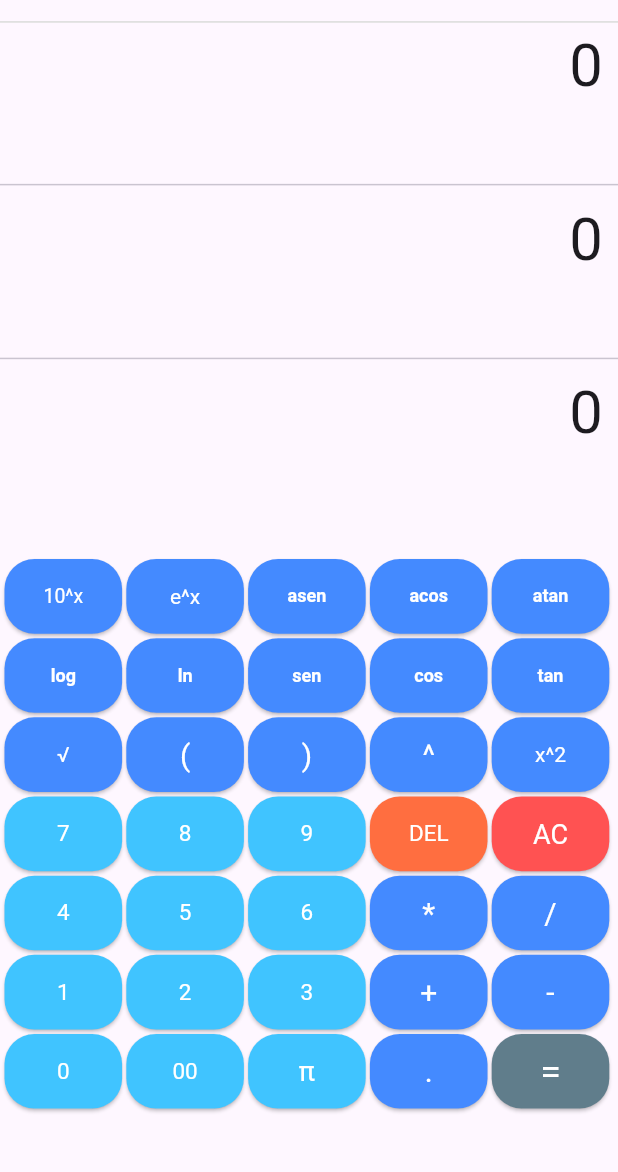
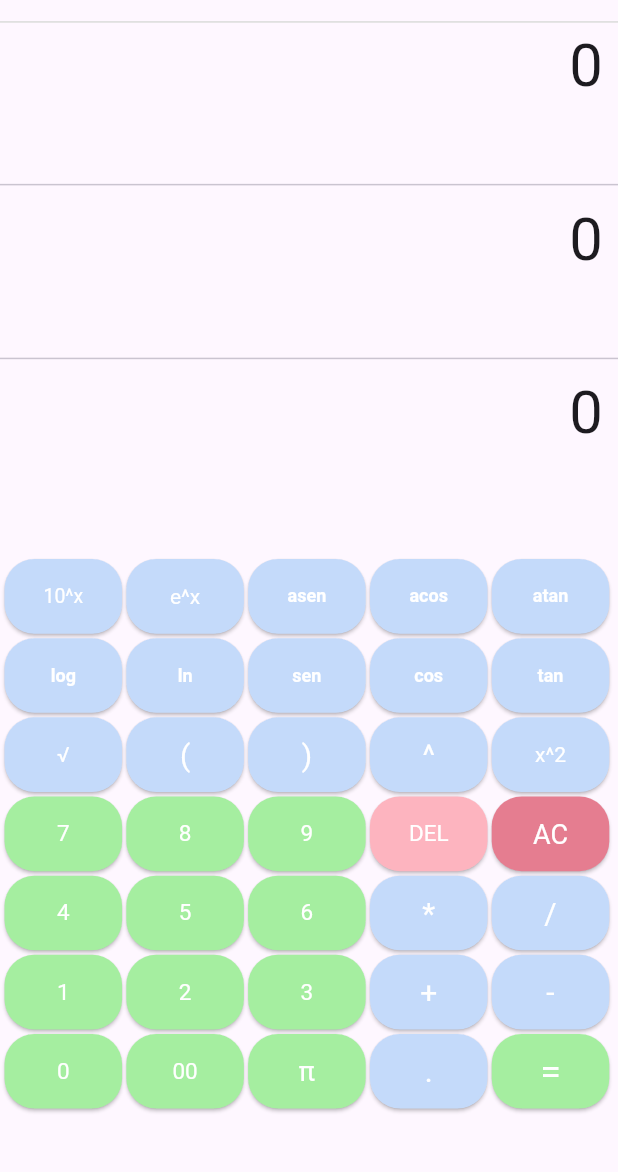
Before and after one commit to JorgeAlcaras/calculator, a Flutter app: the screen it shows after launch, on a phone screen of 412 x 824 dp, the part 63-1235 px from its top. Run offline on Flutter 3.47's test engine with Material 3 defaults, Android fonts, the phone set to English and light mode, and no system bars; drawn by our look-alikes of auto_size_text; our stand-ins replace bloc, flutter_bloc.

Commit message:
Try of colors.

```diff
--- a/lib/keyboard/keyboard.dart
+++ b/lib/keyboard/keyboard.dart
@@ -17,12 +17,12 @@ class Keyboard extends StatelessWidget {
                   print: '10^x',
                   fontSize: 13,
                   expression: '10^',
-                  color: Colors.blueAccent),
+                  color: Color.fromRGBO(196, 218, 250, 1)),
               CustomButton(
                   print: 'e^x',
                   fontSize: 14,
                   expression: 'exp',
-                  color: Colors.blueAccent),
+                  color: Color.fromRGBO(196, 218, 250, 1)),
               FunctionsButton(action: 'asen'),
               FunctionsButton(action: 'acos'),
               FunctionsButton(action: 'atan'),
@@ -43,7 +43,7 @@ class Keyboard extends StatelessWidget {
                   print: '√',
                   fontSize: 14,
                   expression: 'sqrt',
-                  color: Colors.blueAccent),
+                  color: Color.fromRGBO(196, 218, 250, 1)),
               OperatorButton(action: '('),
               OperatorButton(action: ')'),
               OperatorButton(action: '^'),
@@ -51,7 +51,7 @@ class Keyboard extends StatelessWidget {
                   print: 'x^2',
                   fontSize: 14,
                   expression: '^(2)',
-                  color: Colors.blueAccent),
+                  color: Color.fromRGBO(196, 218, 250, 1)),
             ],
           ),
           Row(
@@ -89,7 +89,7 @@ class Keyboard extends StatelessWidget {
                   print: 'π',
                   fontSize: 18,
                   expression: '3.14159265359',
-                  color: Colors.lightBlueAccent),
+                  color: Color.fromRGBO(165, 238, 160, 1)),
               OperatorButton(action: '.'),
               EqualButton(),
             ],
--- a/lib/widgets/clear_button.dart
+++ b/lib/widgets/clear_button.dart
@@ -21,8 +21,9 @@ class ClearButton extends StatelessWidget {
             calculatorBloc.add(Clear());
           },
           style: ElevatedButton.styleFrom(
-            backgroundColor: Colors.redAccent,
+            //backgroundColor: Colors.redAccent,
             foregroundColor: Colors.white,
+            backgroundColor: Color.fromRGBO(229, 125, 144, 1),
             shape: RoundedRectangleBorder(
               borderRadius: BorderRadius.circular(20),
             ),
--- a/lib/widgets/deleted_button.dart
+++ b/lib/widgets/deleted_button.dart
@@ -22,8 +22,9 @@ class DeleteButton extends StatelessWidget {
             calculatorBloc.add(DeleteElement());
           },
           style: ElevatedButton.styleFrom(
-            backgroundColor: Colors.deepOrangeAccent,
+            //backgroundColor: Colors.deepOrangeAccent,
             foregroundColor: Colors.white,
+            backgroundColor: Color.fromRGBO(253, 180, 191, 1),
             shape: RoundedRectangleBorder(
               borderRadius: BorderRadius.circular(20),
             ),
--- a/lib/widgets/equal_button.dart
+++ b/lib/widgets/equal_button.dart
@@ -1,6 +1,6 @@
+import 'package:calculator/bloc/bloc.dart';
 import 'package:flutter/material.dart';
 import 'package:flutter_bloc/flutter_bloc.dart';
-import 'package:calculator/bloc/bloc.dart';
 
 class EqualButton extends StatefulWidget {
   EqualButton({super.key});
@@ -24,8 +24,10 @@ class _EqualButtonState extends State<EqualButton> {
             calculatorBloc.add(Calculate());
           },
           style: ElevatedButton.styleFrom(
-            backgroundColor: Colors.blueGrey,
+            //backgroundColor: Colors.blueGrey,
             foregroundColor: Colors.white,
+            backgroundColor: Color.fromRGBO(165, 238, 160, 1),
+            //backgroundColor: Color.fromRGBO(165, 238, 160, 1),
             shape: RoundedRectangleBorder(
               borderRadius: BorderRadius.circular(20),
             ),
--- a/lib/widgets/functions_buttons.dart
+++ b/lib/widgets/functions_buttons.dart
@@ -22,8 +22,9 @@ class FunctionsButton extends StatelessWidget {
             calculatorBloc.add(AddElement(action));
           },
           style: ElevatedButton.styleFrom(
-            backgroundColor: Colors.blueAccent,
+            //backgroundColor: Colors.blueAccent,
             foregroundColor: Colors.white,
+            backgroundColor: Color.fromRGBO(196, 218, 250, 1),
             shape: RoundedRectangleBorder(
               borderRadius: BorderRadius.circular(20),
             ),
--- a/lib/widgets/number_button.dart
+++ b/lib/widgets/number_button.dart
@@ -19,8 +19,9 @@ class NumberButton extends StatelessWidget {
         ElevatedButton(
           onPressed: () => calculatorBloc.add(AddElement(number)),
           style: ElevatedButton.styleFrom(
-            backgroundColor: Colors.lightBlueAccent,
+            //backgroundColor: Colors.lightBlueAccent,
             foregroundColor: Colors.white,
+            backgroundColor: Color.fromRGBO(165, 238, 160, 1),
             shape: RoundedRectangleBorder(
               borderRadius: BorderRadius.circular(20),
             ),
--- a/lib/widgets/operator_button.dart
+++ b/lib/widgets/operator_button.dart
@@ -23,8 +23,9 @@ class OperatorButton extends StatelessWidget {
             calculatorBloc.add(AddElement(action));
           },
           style: ElevatedButton.styleFrom(
-            backgroundColor: Colors.blueAccent,
+            //backgroundColor: Colors.blueAccent,
             foregroundColor: Colors.white,
+            backgroundColor: Color.fromRGBO(196, 218, 250, 1),
             shape: RoundedRectangleBorder(
               borderRadius: BorderRadius.circular(20),
             ),
```
